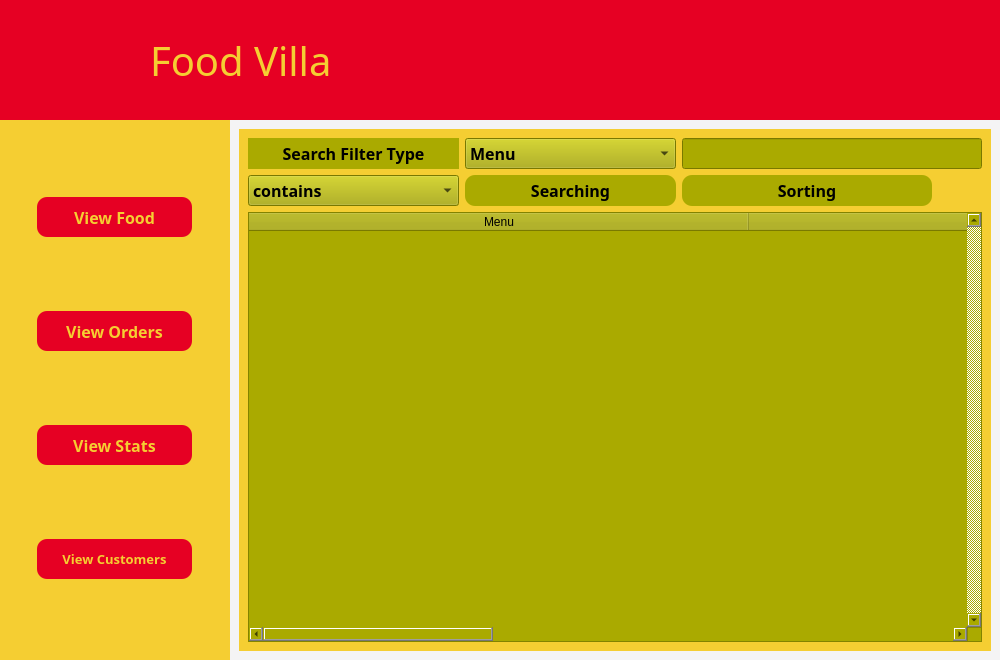
This is views/main.ui in AbdulRehman7590/DSA_FinalProject as Qt 5 draws it before an edit. The edited form follows.
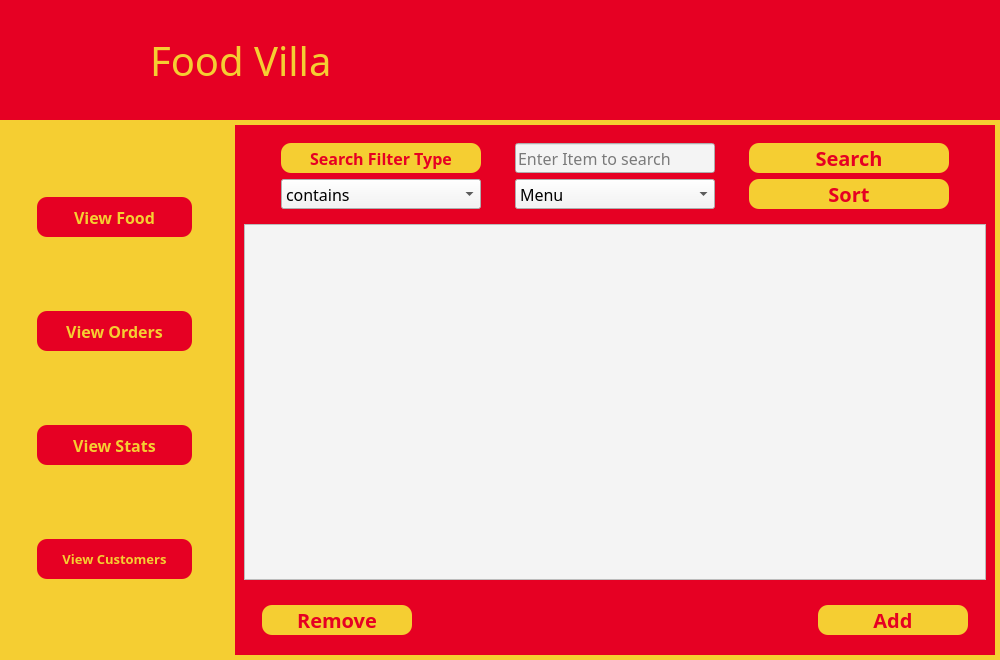
This is the edited form. The open tabs and pages were chosen to show the change. Icons and pictures are not drawn.

Commit message: GUI almost completed

Diff of the .ui file:
```diff
--- a/views/main.ui
+++ b/views/main.ui
@@ -1723,15 +1723,30 @@
            <item>
             <widget class="QStackedWidget" name="adminoption_pages">
              <property name="styleSheet">
-              <string notr="true">background-color:rgb(244,244,244);</string>
+              <string notr="true">background-color:rgba(245, 206, 50, 1);</string>
              </property>
              <property name="currentIndex">
               <number>0</number>
              </property>
-             <widget class="QWidget" name="ViewFood">
-              <layout class="QGridLayout" name="gridLayout_11">
-               <item row="0" column="0">
-                <widget class="QWidget" name="ViewFoodWidget" native="true">
+             <widget class="QWidget" name="viewadminoption_pages">
+              <layout class="QHBoxLayout" name="horizontalLayout_34">
+               <property name="spacing">
+                <number>5</number>
+               </property>
+               <property name="leftMargin">
+                <number>5</number>
+               </property>
+               <property name="topMargin">
+                <number>5</number>
+               </property>
+               <property name="rightMargin">
+                <number>5</number>
+               </property>
+               <property name="bottomMargin">
+                <number>5</number>
+               </property>
+               <item>
+                <widget class="QWidget" name="suboptions_wdgt" native="true">
                  <property name="maximumSize">
                   <size>
                    <width>2000</width>
@@ -1739,284 +1754,549 @@
                   </size>
                  </property>
                  <property name="styleSheet">
-                  <string notr="true">background-color:rgba(245, 206, 50, 1);</string>
+                  <string notr="true">background-color: rgba(230, 0, 35, 1);</string>
                  </property>
-                 <layout class="QGridLayout" name="gridLayout_12">
-                  <item row="0" column="0">
-                   <widget class="QLabel" name="sflabel_2">
+                 <layout class="QVBoxLayout" name="verticalLayout_13">
+                  <item>
+                   <widget class="QWidget" name="widget_18" native="true">
                     <property name="minimumSize">
                      <size>
                       <width>0</width>
-                      <height>0</height>
+                      <height>80</height>
                      </size>
                     </property>
-                    <property name="maximumSize">
-                     <size>
-                      <width>300</width>
-                      <height>50</height>
-                     </size>
-                    </property>
-                    <property name="font">
-                     <font>
-                      <family>Script MT Bold</family>
-                      <pointsize>12</pointsize>
-                      <weight>75</weight>
-                      <bold>true</bold>
-                     </font>
-                    </property>
-                    <property name="styleSheet">
-                     <string notr="true">background-color: rgb(170, 170, 0);
-</string>
-                    </property>
-                    <property name="text">
-                     <string>Search Filter Type</string>
-                    </property>
-                    <property name="alignment">
-                     <set>Qt::AlignCenter</set>
-                    </property>
-                   </widget>
-                  </item>
-                  <item row="0" column="1">
-                   <widget class="QComboBox" name="pcomboBox">
-                    <property name="minimumSize">
-                     <size>
-                      <width>0</width>
-                      <height>0</height>
-                     </size>
-                    </property>
-                    <property name="maximumSize">
-                     <size>
-                      <width>300</width>
-                      <height>50</height>
-                     </size>
-                    </property>
-                    <property name="font">
-                     <font>
-                      <family>Script MT Bold</family>
-                      <pointsize>12</pointsize>
-                      <weight>75</weight>
-                      <bold>true</bold>
-                     </font>
-                    </property>
-                    <property name="styleSheet">
-                     <string notr="true">
-background-color: rgb(170, 170, 0);</string>
-                    </property>
-                    <item>
-                     <property name="text">
-                      <string>Menu</string>
-                     </property>
-                    </item>
-                    <item>
-                     <property name="text">
-                      <string>Price</string>
-                     </property>
-                    </item>
-                    <item>
-                     <property name="text">
-                      <string>Rating</string>
-                     </property>
-                    </item>
-                   </widget>
-                  </item>
-                  <item row="0" column="2">
-                   <widget class="QLineEdit" name="lineEdit">
-                    <property name="minimumSize">
-                     <size>
-                      <width>0</width>
-                      <height>0</height>
-                     </size>
-                    </property>
-                    <property name="maximumSize">
-                     <size>
-                      <width>300</width>
-                      <height>50</height>
-                     </size>
-                    </property>
-                    <property name="font">
-                     <font>
-                      <family>Script MT Bold</family>
-                      <pointsize>10</pointsize>
-                      <weight>75</weight>
-                      <bold>true</bold>
-                     </font>
-                    </property>
-                    <property name="styleSheet">
-                     <string notr="true">
-background-color: rgb(170, 170, 0);</string>
-                    </property>
-                   </widget>
-                  </item>
-                  <item row="1" column="0">
-                   <widget class="QComboBox" name="secomboBox">
-                    <property name="minimumSize">
-                     <size>
-                      <width>0</width>
-                      <height>0</height>
-                     </size>
-                    </property>
-                    <property name="maximumSize">
-                     <size>
-                      <width>300</width>
-                      <height>50</height>
-                     </size>
-                    </property>
-                    <property name="font">
-                     <font>
-                      <family>Script MT Bold</family>
-                      <pointsize>12</pointsize>
-                      <weight>75</weight>
-                      <bold>true</bold>
-                     </font>
-                    </property>
-                    <property name="styleSheet">
-                     <string notr="true">
-background-color: rgb(170, 170, 0);</string>
-                    </property>
-                    <item>
-                     <property name="text">
-                      <string>contains</string>
-                     </property>
-                    </item>
-                    <item>
-                     <property name="text">
-                      <string>starts_with</string>
-                     </property>
-                    </item>
-                    <item>
-                     <property name="text">
-                      <string>ends_with</string>
-                     </property>
-                    </item>
-                   </widget>
-                  </item>
-                  <item row="1" column="1">
-                   <widget class="QPushButton" name="sepushButton">
-                    <property name="minimumSize">
-                     <size>
-                      <width>0</width>
-                      <height>0</height>
-                     </size>
-                    </property>
-                    <property name="maximumSize">
-                     <size>
-                      <width>250</width>
-                      <height>50</height>
-                     </size>
-                    </property>
-                    <property name="font">
-                     <font>
-                      <family>Script MT Bold</family>
-                      <pointsize>12</pointsize>
-                      <weight>75</weight>
-                      <bold>true</bold>
-                     </font>
-                    </property>
-                    <property name="styleSheet">
-                     <string notr="true">QPushButton{
-	
-background-color: rgb(170, 170, 0);
-	
-	color: rgb(0, 0, 0);
+                    <layout class="QGridLayout" name="gridLayout_10">
+                     <item row="1" column="0">
+                      <widget class="QLabel" name="sflabel_4">
+                       <property name="minimumSize">
+                        <size>
+                         <width>200</width>
+                         <height>0</height>
+                        </size>
+                       </property>
+                       <property name="maximumSize">
+                        <size>
+                         <width>200</width>
+                         <height>30</height>
+                        </size>
+                       </property>
+                       <property name="font">
+                        <font>
+                         <family>Rockwell</family>
+                         <pointsize>12</pointsize>
+                         <weight>75</weight>
+                         <bold>true</bold>
+                        </font>
+                       </property>
+                       <property name="styleSheet">
+                        <string notr="true">color: rgba(230, 0, 35, 1);
+background-color:rgba(245, 206, 50, 1);
+border-radius:10%;</string>
+                       </property>
+                       <property name="text">
+                        <string>Search Filter Type</string>
+                       </property>
+                       <property name="alignment">
+                        <set>Qt::AlignCenter</set>
+                       </property>
+                      </widget>
+                     </item>
+                     <item row="4" column="0">
+                      <widget class="QComboBox" name="search_filter">
+                       <property name="minimumSize">
+                        <size>
+                         <width>200</width>
+                         <height>0</height>
+                        </size>
+                       </property>
+                       <property name="maximumSize">
+                        <size>
+                         <width>200</width>
+                         <height>30</height>
+                        </size>
+                       </property>
+                       <property name="font">
+                        <font>
+                         <family>Rockwell</family>
+                         <pointsize>12</pointsize>
+                         <weight>50</weight>
+                         <bold>false</bold>
+                        </font>
+                       </property>
+                       <property name="styleSheet">
+                        <string notr="true">background-color:rgb(244,244,244);</string>
+                       </property>
+                       <item>
+                        <property name="text">
+                         <string>contains</string>
+                        </property>
+                       </item>
+                       <item>
+                        <property name="text">
+                         <string>starts_with</string>
+                        </property>
+                       </item>
+                       <item>
+                        <property name="text">
+                         <string>ends_with</string>
+                        </property>
+                       </item>
+                      </widget>
+                     </item>
+                     <item row="1" column="2">
+                      <widget class="QPushButton" name="start_Search">
+                       <property name="minimumSize">
+                        <size>
+                         <width>0</width>
+                         <height>0</height>
+                        </size>
+                       </property>
+                       <property name="maximumSize">
+                        <size>
+                         <width>200</width>
+                         <height>30</height>
+                        </size>
+                       </property>
+                       <property name="font">
+                        <font>
+                         <family>Rockwell</family>
+                         <pointsize>15</pointsize>
+                         <weight>75</weight>
+                         <bold>true</bold>
+                        </font>
+                       </property>
+                       <property name="cursor">
+                        <cursorShape>PointingHandCursor</cursorShape>
+                       </property>
+                       <property name="styleSheet">
+                        <string notr="true">QPushButton{
+	color: rgba(230, 0, 35, 1);
+	background-color:rgba(245, 206, 50, 1);
 	border-radius:10%;
 }
-
-
 QPushButton:hover{
+	background-color: rgb(244,244,244);
+	color:rgba(245, 206, 50, 1);
+}	</string>
+                       </property>
+                       <property name="text">
+                        <string>Search</string>
+                       </property>
+                      </widget>
+                     </item>
+                     <item row="4" column="2">
+                      <widget class="QPushButton" name="start_Sort">
+                       <property name="minimumSize">
+                        <size>
+                         <width>0</width>
+                         <height>0</height>
+                        </size>
+                       </property>
+                       <property name="maximumSize">
+                        <size>
+                         <width>200</width>
+                         <height>30</height>
+                        </size>
+                       </property>
+                       <property name="font">
+                        <font>
+                         <family>Rockwell</family>
+                         <pointsize>15</pointsize>
+                         <weight>75</weight>
+                         <bold>true</bold>
+                        </font>
+                       </property>
+                       <property name="cursor">
+                        <cursorShape>PointingHandCursor</cursorShape>
+                       </property>
+                       <property name="styleSheet">
+                        <string notr="true">QPushButton{
 	color: rgba(230, 0, 35, 1);
-	background-color:rgb(244,244,244);
+	background-color:rgba(245, 206, 50, 1);
+	border-radius:10%;
+}
+QPushButton:hover{
+	background-color: rgb(244,244,244);
+	color:rgba(245, 206, 50, 1);
 }	</string>
+                       </property>
+                       <property name="text">
+                        <string>Sort</string>
+                       </property>
+                      </widget>
+                     </item>
+                     <item row="1" column="1">
+                      <widget class="QLineEdit" name="search_content">
+                       <property name="minimumSize">
+                        <size>
+                         <width>200</width>
+                         <height>0</height>
+                        </size>
+                       </property>
+                       <property name="maximumSize">
+                        <size>
+                         <width>200</width>
+                         <height>30</height>
+                        </size>
+                       </property>
+                       <property name="font">
+                        <font>
+                         <family>Rockwell</family>
+                         <pointsize>12</pointsize>
+                         <weight>50</weight>
+                         <bold>false</bold>
+                        </font>
+                       </property>
+                       <property name="styleSheet">
+                        <string notr="true">background-color: rgb(244,244,244);</string>
+                       </property>
+                       <property name="placeholderText">
+                        <string>Enter Item to search</string>
+                       </property>
+                      </widget>
+                     </item>
+                     <item row="4" column="1">
+                      <widget class="QComboBox" name="admin_attribute">
+                       <property name="minimumSize">
+                        <size>
+                         <width>200</width>
+                         <height>0</height>
+                        </size>
+                       </property>
+                       <property name="maximumSize">
+                        <size>
+                         <width>200</width>
+                         <height>30</height>
+                        </size>
+                       </property>
+                       <property name="font">
+                        <font>
+                         <family>Rockwell</family>
+                         <pointsize>12</pointsize>
+                         <weight>50</weight>
+                         <bold>false</bold>
+                        </font>
+                       </property>
+                       <property name="styleSheet">
+                        <string notr="true">background-color:rgb(244,244,244);</string>
+                       </property>
+                       <item>
+                        <property name="text">
+                         <string>Menu</string>
+                        </property>
+                       </item>
+                       <item>
+                        <property name="text">
+                         <string>Price</string>
+                        </property>
+                       </item>
+                       <item>
+                        <property name="text">
+                         <string>Rating</string>
+                        </property>
+                       </item>
+                      </widget>
+                     </item>
+                    </layout>
+                   </widget>
+                  </item>
+                  <item>
+                   <widget class="QTableView" name="tableView_3">
+                    <property name="styleSheet">
+                     <string notr="true">background-color:rgb(244,244,244);</string>
                     </property>
-                    <property name="text">
-                     <string>Searching</string>
-                    </property>
                    </widget>
                   </item>
-                  <item row="1" column="2">
-                   <widget class="QPushButton" name="sepushButton_2">
+                  <item>
+                   <widget class="QStackedWidget" name="admin_suboptions">
                     <property name="minimumSize">
                      <size>
                       <width>0</width>
-                      <height>0</height>
+                      <height>60</height>
                      </size>
                     </property>
                     <property name="maximumSize">
                      <size>
-                      <width>250</width>
-                      <height>50</height>
+                      <width>16777215</width>
+                      <height>60</height>
                      </size>
                     </property>
-                    <property name="font">
-                     <font>
-                      <family>Script MT Bold</family>
-                      <pointsize>12</pointsize>
-                      <weight>75</weight>
-                      <bold>true</bold>
-                     </font>
-                    </property>
-                    <property name="styleSheet">
-                     <string notr="true">
-QPushButton{
-	
-background-color: rgb(170, 170, 0);
-	
-	color: rgb(0, 0, 0);
-	border-radius:10%;
-}
-
-
-QPushButton:hover{
-	color: rgba(230, 0, 35, 1);
-	background-color:rgb(244,244,244);
-}	</string>
-                    </property>
-                    <property name="text">
-                     <string>Sorting</string>
-                    </property>
-                   </widget>
-                  </item>
-                  <item row="2" column="0" colspan="3">
-                   <widget class="QTableWidget" name="ViewFoodTable">
-                    <property name="maximumSize">
-                     <size>
-                      <width>2000</width>
-                      <height>600</height>
-                     </size>
-                    </property>
-                    <property name="styleSheet">
-                     <string notr="true">
-background-color: rgb(170, 170, 0);</string>
-                    </property>
-                    <property name="verticalScrollBarPolicy">
-                     <enum>Qt::ScrollBarAlwaysOn</enum>
-                    </property>
-                    <property name="horizontalScrollBarPolicy">
-                     <enum>Qt::ScrollBarAsNeeded</enum>
-                    </property>
-                    <property name="autoScrollMargin">
-                     <number>10</number>
-                    </property>
-                    <property name="rowCount">
+                    <property name="currentIndex">
                      <number>0</number>
                     </property>
-                    <attribute name="horizontalHeaderDefaultSectionSize">
-                     <number>500</number>
-                    </attribute>
-                    <column>
-                     <property name="text">
-                      <string>Menu</string>
-                     </property>
-                    </column>
-                    <column>
-                     <property name="text">
-                      <string>Price</string>
-                     </property>
-                    </column>
-                    <column>
-                     <property name="text">
-                      <string>Rating</string>
-                     </property>
-                    </column>
+                    <widget class="QWidget" name="admin_viewFood">
+                     <layout class="QHBoxLayout" name="horizontalLayout_38">
+                      <item>
+                       <widget class="QWidget" name="widget_15" native="true">
+                        <property name="minimumSize">
+                         <size>
+                          <width>0</width>
+                          <height>50</height>
+                         </size>
+                        </property>
+                        <layout class="QHBoxLayout" name="horizontalLayout_30">
+                         <item>
+                          <widget class="QPushButton" name="remove_food">
+                           <property name="minimumSize">
+                            <size>
+                             <width>150</width>
+                             <height>30</height>
+                            </size>
+                           </property>
+                           <property name="maximumSize">
+                            <size>
+                             <width>150</width>
+                             <height>30</height>
+                            </size>
+                           </property>
+                           <property name="font">
+                            <font>
+                             <family>Rockwell</family>
+                             <pointsize>15</pointsize>
+                             <weight>75</weight>
+                             <bold>true</bold>
+                            </font>
+                           </property>
+                           <property name="styleSheet">
+                            <string notr="true">QPushButton{
+	color: rgba(230, 0, 35, 1);
+	background-color:rgba(245, 206, 50, 1);
+	border-radius:10%;
+}
+QPushButton:hover{
+	background-color: rgb(244,244,244);
+	color:rgba(245, 206, 50, 1);
+}	</string>
+                           </property>
+                           <property name="text">
+                            <string>Remove</string>
+                           </property>
+                          </widget>
+                         </item>
+                         <item>
+                          <spacer name="horizontalSpacer_5">
+                           <property name="orientation">
+                            <enum>Qt::Horizontal</enum>
+                           </property>
+                           <property name="sizeHint" stdset="0">
+                            <size>
+                             <width>409</width>
+                             <height>20</height>
+                            </size>
+                           </property>
+                          </spacer>
+                         </item>
+                         <item>
+                          <widget class="QPushButton" name="add_food">
+                           <property name="minimumSize">
+                            <size>
+                             <width>150</width>
+                             <height>30</height>
+                            </size>
+                           </property>
+                           <property name="maximumSize">
+                            <size>
+                             <width>150</width>
+                             <height>30</height>
+                            </size>
+                           </property>
+                           <property name="font">
+                            <font>
+                             <family>Rockwell</family>
+                             <pointsize>15</pointsize>
+                             <weight>75</weight>
+                             <bold>true</bold>
+                            </font>
+                           </property>
+                           <property name="styleSheet">
+                            <string notr="true">QPushButton{
+	color: rgba(230, 0, 35, 1);
+	background-color:rgba(245, 206, 50, 1);
+	border-radius:10%;
+}
+QPushButton:hover{
+	background-color: rgb(244,244,244);
+	color:rgba(245, 206, 50, 1);
+}	</string>
+                           </property>
+                           <property name="text">
+                            <string>Add</string>
+                           </property>
+                          </widget>
+                         </item>
+                        </layout>
+                       </widget>
+                      </item>
+                     </layout>
+                    </widget>
+                    <widget class="QWidget" name="admin_viewOrders">
+                     <layout class="QHBoxLayout" name="horizontalLayout_37">
+                      <item>
+                       <widget class="QWidget" name="widget_17" native="true">
+                        <property name="minimumSize">
+                         <size>
+                          <width>0</width>
+                          <height>50</height>
+                         </size>
+                        </property>
+                        <layout class="QHBoxLayout" name="horizontalLayout_31">
+                         <item>
+                          <widget class="QPushButton" name="view_pending">
+                           <property name="minimumSize">
+                            <size>
+                             <width>150</width>
+                             <height>30</height>
+                            </size>
+                           </property>
+                           <property name="maximumSize">
+                            <size>
+                             <width>150</width>
+                             <height>30</height>
+                            </size>
+                           </property>
+                           <property name="font">
+                            <font>
+                             <family>Rockwell</family>
+                             <pointsize>15</pointsize>
+                             <weight>75</weight>
+                             <bold>true</bold>
+                            </font>
+                           </property>
+                           <property name="cursor">
+                            <cursorShape>PointingHandCursor</cursorShape>
+                           </property>
+                           <property name="styleSheet">
+                            <string notr="true">QPushButton{
+	color: rgba(230, 0, 35, 1);
+	background-color:rgba(245, 206, 50, 1);
+	border-radius:10%;
+}
+QPushButton:hover{
+	background-color: rgb(244,244,244);
+	color:rgba(245, 206, 50, 1);
+}	</string>
+                           </property>
+                           <property name="text">
+                            <string>Pending</string>
+                           </property>
+                          </widget>
+                         </item>
+                         <item>
+                          <spacer name="horizontalSpacer_6">
+                           <property name="orientation">
+                            <enum>Qt::Horizontal</enum>
+                           </property>
+                           <property name="sizeHint" stdset="0">
+                            <size>
+                             <width>409</width>
+                             <height>20</height>
+                            </size>
+                           </property>
+                          </spacer>
+                         </item>
+                         <item>
+                          <widget class="QPushButton" name="view_cancelled">
+                           <property name="minimumSize">
+                            <size>
+                             <width>150</width>
+                             <height>30</height>
+                            </size>
+                           </property>
+                           <property name="maximumSize">
+                            <size>
+                             <width>150</width>
+                             <height>30</height>
+                            </size>
+                           </property>
+                           <property name="font">
+                            <font>
+                             <family>Rockwell</family>
+                             <pointsize>15</pointsize>
+                             <weight>75</weight>
+                             <bold>true</bold>
+                            </font>
+                           </property>
+                           <property name="cursor">
+                            <cursorShape>PointingHandCursor</cursorShape>
+                           </property>
+                           <property name="styleSheet">
+                            <string notr="true">QPushButton{
+	color: rgba(230, 0, 35, 1);
+	background-color:rgba(245, 206, 50, 1);
+	border-radius:10%;
+}
+QPushButton:hover{
+	background-color: rgb(244,244,244);
+	color:rgba(245, 206, 50, 1);
+}	</string>
+                           </property>
+                           <property name="text">
+                            <string>Cancelled</string>
+                           </property>
+                          </widget>
+                         </item>
+                        </layout>
+                       </widget>
+                      </item>
+                     </layout>
+                    </widget>
+                    <widget class="QWidget" name="admin_viewCustomers">
+                     <layout class="QHBoxLayout" name="horizontalLayout_36">
+                      <item>
+                       <widget class="QWidget" name="widget_19" native="true">
+                        <property name="minimumSize">
+                         <size>
+                          <width>0</width>
+                          <height>50</height>
+                         </size>
+                        </property>
+                        <layout class="QHBoxLayout" name="horizontalLayout_33">
+                         <item>
+                          <widget class="QPushButton" name="remove_customer">
+                           <property name="minimumSize">
+                            <size>
+                             <width>150</width>
+                             <height>30</height>
+                            </size>
+                           </property>
+                           <property name="maximumSize">
+                            <size>
+                             <width>150</width>
+                             <height>30</height>
+                            </size>
+                           </property>
+                           <property name="font">
+                            <font>
+                             <family>Rockwell</family>
+                             <pointsize>15</pointsize>
+                             <weight>75</weight>
+                             <bold>true</bold>
+                            </font>
+                           </property>
+                           <property name="cursor">
+                            <cursorShape>PointingHandCursor</cursorShape>
+                           </property>
+                           <property name="styleSheet">
+                            <string notr="true">QPushButton{
+	color: rgba(230, 0, 35, 1);
+	background-color:rgba(245, 206, 50, 1);
+	border-radius:10%;
+}
+QPushButton:hover{
+	background-color: rgb(244,244,244);
+	color:rgba(245, 206, 50, 1);
+}	</string>
+                           </property>
+                           <property name="text">
+                            <string>Remove</string>
+                           </property>
+                          </widget>
+                         </item>
+                        </layout>
+                       </widget>
+                      </item>
+                     </layout>
+                    </widget>
                    </widget>
                   </item>
                  </layout>
```
Left out of the diff: 736 changed lines with no effect on the pictures.
